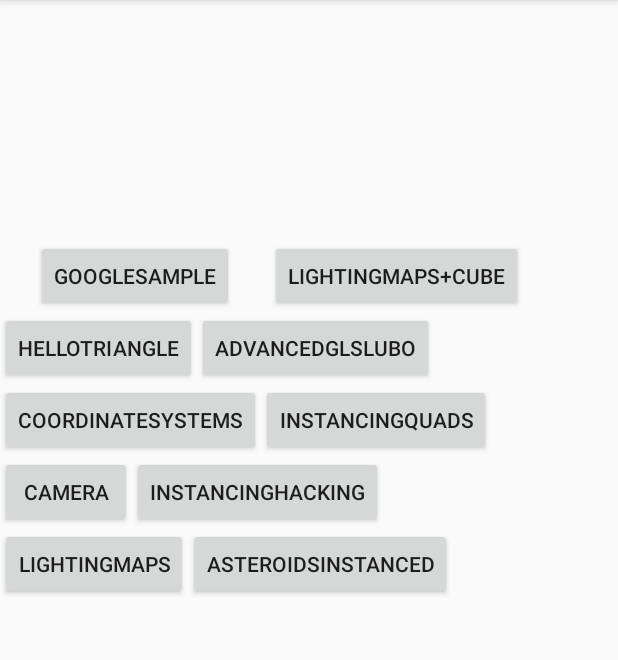
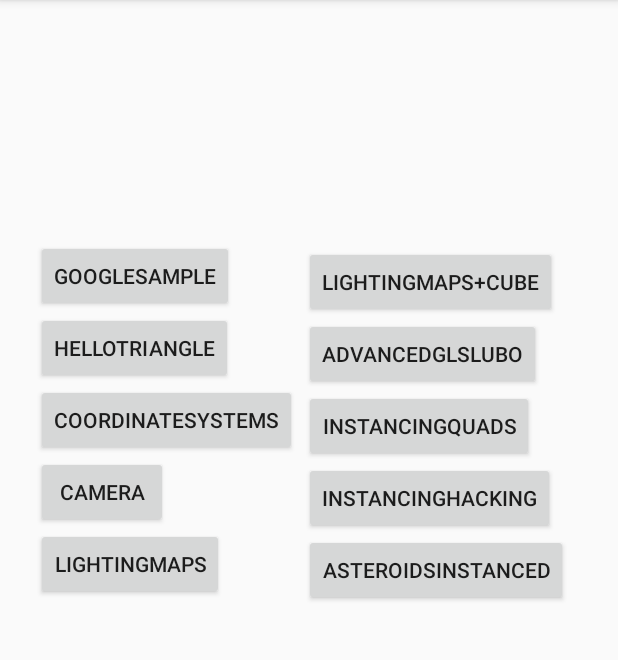
Before and after one commit to jimandreas/AndroidKotlinLearnOpenGL, an Android app: the screen it shows after launch (MainActivity), on a phone screen of 412 x 824 dp, the part 84-744 px from its top. Run offline under Robolectric (Android 15) with nearby library versions, the light colour scheme and no system bars; our stand-ins replace Timber, data binding.

Commit message:
Builds and runs with new gradle format

```diff
--- a/app/build.gradle.kts
+++ b/app/build.gradle.kts
@@ -1,6 +1,8 @@
 plugins {
     alias(libs.plugins.android.application)
     alias(libs.plugins.kotlin.android)
+    alias(libs.plugins.navigation.safeargs)
+    alias(libs.plugins.kapt)
 }
 
 android {
@@ -38,6 +40,7 @@ android {
         dataBinding = true
     }
 }
+
 
 // https://github.com/sauravjha/kotlin-application-multiple-test-config/blob/master/build.gradle.kts
 tasks.withType<Test> {
--- a/app/src/main/java/com/androidkotlin/opengl/LOGL.kt
+++ b/app/src/main/java/com/androidkotlin/opengl/LOGL.kt
@@ -1,10 +1,5 @@
 @file:Suppress(
     "unused",
-    "unused_variable",
-    "unused_parameter",
-    "deprecation",
-    "UNUSED_ANONYMOUS_PARAMETER",
-    "UNUSED_EXPRESSION",
     "MemberVisibilityCanBePrivate", "FunctionWithLambdaExpressionBody",
     "UnusedMainParameter")
 package com.androidkotlin.opengl
--- a/app/src/main/java/com/androidkotlin/opengl/ui/SelectorFragment.kt
+++ b/app/src/main/java/com/androidkotlin/opengl/ui/SelectorFragment.kt
@@ -23,7 +23,6 @@ import androidx.appcompat.app.AppCompatActivity
 import androidx.fragment.app.Fragment
 import androidx.fragment.app.viewModels
 import androidx.lifecycle.Observer
-
 import androidx.navigation.fragment.findNavController
 import com.androidkotlin.opengl.databinding.FragmentSelectorBinding
 import timber.log.Timber
@@ -31,7 +30,6 @@ import timber.log.Timber
 class SelectorFragment : Fragment() {
 
     private val viewModel: ViewModel by viewModels()
-    //private lateinit var glSurfaceView: SurfaceViewInstance
 
     override fun onCreateView(inflater: LayoutInflater, container: ViewGroup?,
                               savedInstanceState: Bundle?): View? {
@@ -45,6 +43,8 @@ class SelectorFragment : Fragment() {
             if (it.isNotEmpty()) {
                 viewModel.clickProcessed()
                 Timber.i("Button click: String: %s", it)
+
+                findNavController().navigate(SelectorFragmentDirections.actionShowExercise(it))
             }
 
         })
--- a/app/src/main/java/com/androidkotlin/opengl/ui/ViewModel.kt
+++ b/app/src/main/java/com/androidkotlin/opengl/ui/ViewModel.kt
@@ -47,14 +47,6 @@ class ViewModel : ViewModel() {
     fun clickProcessed() {
         _buttonClicked.value = ""
     }
-    init {
-//        _wireFrameModeOn.value = false
-//        _shaderToggle.value = false
-//        _nextModel.value = 0
-//        _renderModelFromBuffer.value = false
-//        _lowResViewAdjuster.value = 5
-//        _buttonClicked.value = "none"
-    }
 
     private fun toggleWireFrameMode() {
         _wireFrameModeOn.value = _wireFrameModeOn.value != true
@@ -80,9 +72,6 @@ class ViewModel : ViewModel() {
         _buttonClicked.value = str
     }
 
-//    private val _seekbarValue: MutableLiveData<Int> = MutableLiveData()
-//    val seeekBarValue : LiveData<Int> = _seekbarValue
-
     fun onProgressChangedHere(seekbar: SeekBar, p: Int, fromUser: Boolean) {
         Timber.i("Seekbar set to %d", p+3)
         _lowResViewAdjuster.value = p+3
--- a/app/src/main/res/layout/fragment_selector.xml
+++ b/app/src/main/res/layout/fragment_selector.xml
@@ -40,7 +40,7 @@
             android:layout_height="wrap_content"
             android:onClick="@{() -> viewModel1.onButton(@string/b2)}"
             android:text="@string/b2"
-            app:layout_constraintStart_toStartOf="parent"
+            app:layout_constraintStart_toStartOf="@+id/button1"
             app:layout_constraintTop_toBottomOf="@+id/button1" />
 
         <Button
@@ -49,7 +49,7 @@
             android:layout_height="wrap_content"
             android:onClick="@{() -> viewModel1.onButton(@string/b3)}"
             android:text="@string/b3"
-            app:layout_constraintStart_toStartOf="parent"
+            app:layout_constraintStart_toStartOf="@+id/button2"
             app:layout_constraintTop_toBottomOf="@+id/button2" />
 
         <Button
@@ -58,7 +58,7 @@
             android:layout_height="wrap_content"
             android:onClick="@{() -> viewModel1.onButton(@string/b4)}"
             android:text="@string/b4"
-            app:layout_constraintStart_toStartOf="parent"
+            app:layout_constraintStart_toStartOf="@+id/button3"
             app:layout_constraintTop_toBottomOf="@+id/button3" />
 
         <Button
@@ -67,7 +67,7 @@
             android:layout_height="wrap_content"
             android:onClick="@{() -> viewModel1.onButton(@string/b5)}"
             android:text="@string/b5"
-            app:layout_constraintStart_toStartOf="parent"
+            app:layout_constraintStart_toStartOf="@+id/button4"
             app:layout_constraintTop_toBottomOf="@+id/button4" />
 
         <Button
@@ -75,9 +75,12 @@
             android:layout_width="wrap_content"
             android:layout_height="wrap_content"
             android:layout_marginStart="24dp"
-            android:layout_marginTop="160dp"
+            android:layout_marginTop="164dp"
+            android:layout_marginEnd="24dp"
             android:onClick="@{() -> viewModel1.onButton(@string/b6)}"
             android:text="@string/b6"
+            app:layout_constraintEnd_toEndOf="parent"
+            app:layout_constraintHorizontal_bias="0.58"
             app:layout_constraintStart_toEndOf="@+id/button1"
             app:layout_constraintTop_toTopOf="parent" />
 
@@ -87,7 +90,7 @@
             android:layout_height="wrap_content"
             android:onClick="@{() -> viewModel1.onButton(@string/b7)}"
             android:text="@string/b7"
-            app:layout_constraintStart_toEndOf="@+id/button2"
+            app:layout_constraintStart_toStartOf="@+id/button6"
             app:layout_constraintTop_toBottomOf="@+id/button6" />
 
         <Button
@@ -96,7 +99,7 @@
             android:layout_height="wrap_content"
             android:onClick="@{() -> viewModel1.onButton(@string/b8)}"
             android:text="@string/b8"
-            app:layout_constraintStart_toEndOf="@+id/button3"
+            app:layout_constraintStart_toStartOf="@+id/button7"
             app:layout_constraintTop_toBottomOf="@+id/button7" />
 
         <Button
@@ -105,7 +108,7 @@
             android:layout_height="wrap_content"
             android:onClick="@{() -> viewModel1.onButton(@string/b9)}"
             android:text="@string/b9"
-            app:layout_constraintStart_toEndOf="@+id/button4"
+            app:layout_constraintStart_toStartOf="@+id/button8"
             app:layout_constraintTop_toBottomOf="@+id/button8" />
 
         <Button
@@ -114,7 +117,7 @@
             android:layout_height="wrap_content"
             android:onClick="@{() -> viewModel1.onButton(@string/b10)}"
             android:text="@string/b10"
-            app:layout_constraintStart_toEndOf="@+id/button5"
+            app:layout_constraintStart_toStartOf="@+id/button9"
             app:layout_constraintTop_toBottomOf="@+id/button9" />
 
 
```
Also changed, not shown: app/src/main/java/com/androidkotlin/opengl/ui/ExerciseFragment.kt (added, +122 -0 lines), app/src/main/res/layout/fragment_exercise.xml (added, +44 -0 lines), gradle/libs.versions.toml (line endings or trailing spaces).
